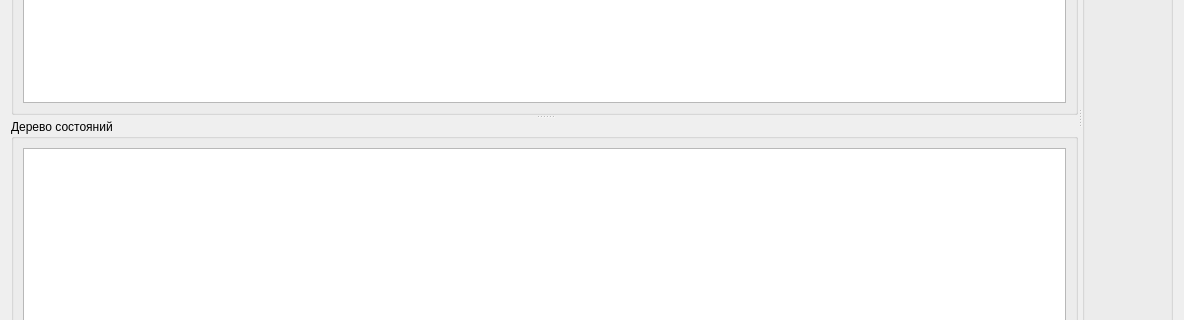
Above: FullSun/UiFullSunWindow.ui from Ingener74/Olive-Moon before the change; both pictures show x 0 to 1184 and y 267 to 587 of the 1184 by 739 pixel window. Below: the same form after it.
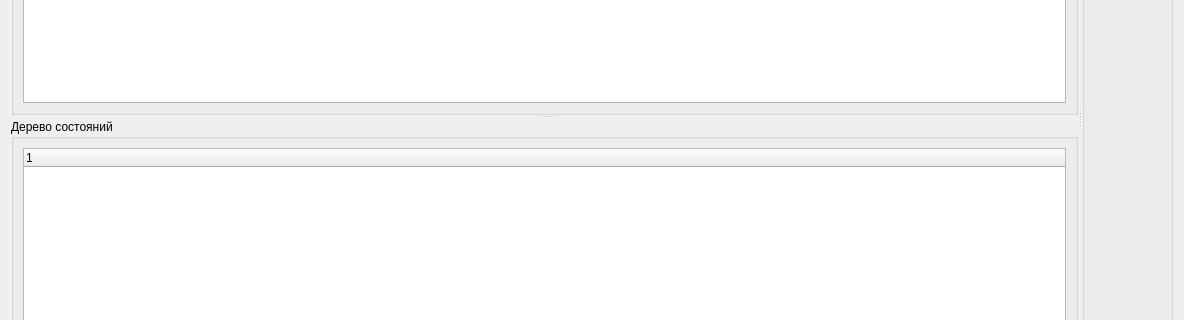
That is the form after the change. Icons and pictures are not drawn.

```diff
--- a/FullSun/UiFullSunWindow.ui
+++ b/FullSun/UiFullSunWindow.ui
@@ -100,7 +100,13 @@
        </property>
        <layout class="QVBoxLayout" name="verticalLayout_3">
         <item>
-         <widget class="QTreeView" name="treeView"/>
+         <widget class="QTreeWidget" name="statesTreeWidget">
+          <column>
+           <property name="text">
+            <string notr="true">1</string>
+           </property>
+          </column>
+         </widget>
         </item>
        </layout>
       </widget>
```
Left out of the diff: 2 changed lines with no effect on the pictures.
